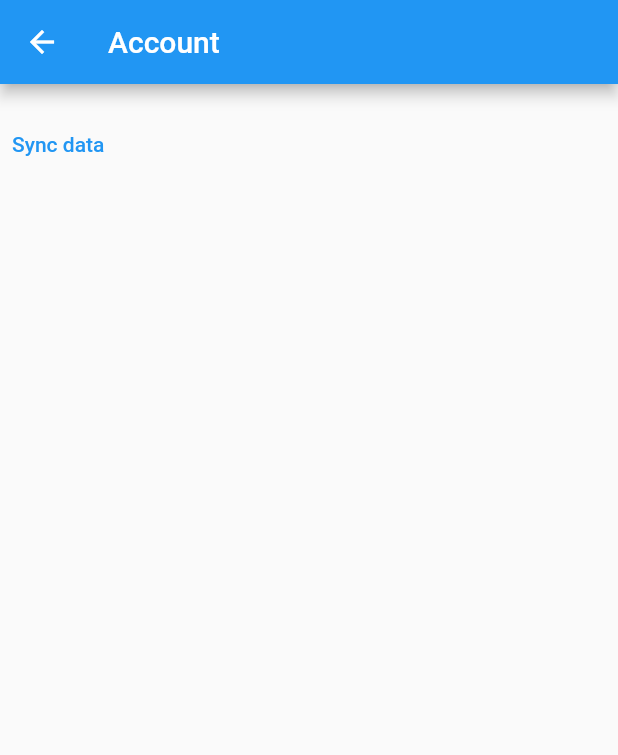
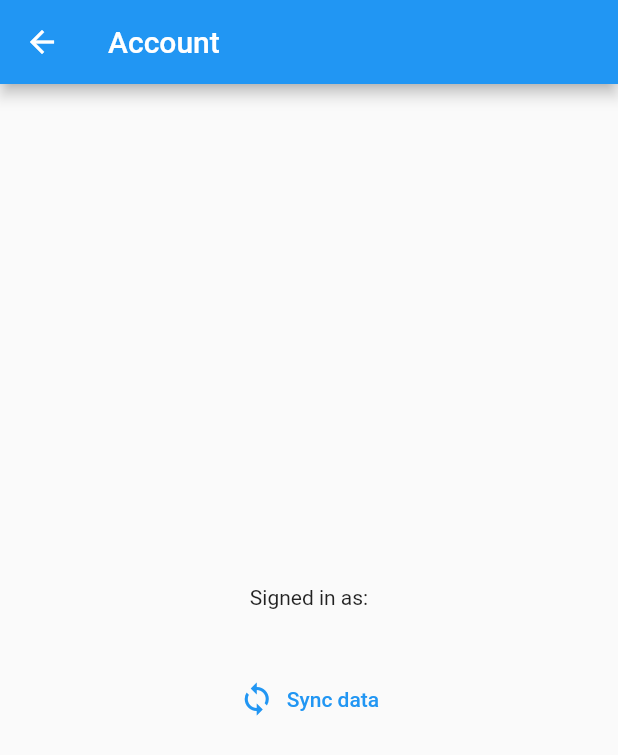
Before and after one commit to obywan/save_the_place2, a Flutter app: the AuthScreen screen opened by its route, after a tap on "Sync data", on a phone screen of 412 x 824 dp. Shown: the top 755 px of the screen. Run offline on Flutter 3.47's test engine with Material 2 defaults, Android fonts, the phone set to English and light mode, and no system bars; our stand-ins replace bloc, cloud_firestore, dotted_border, firebase_auth, firebase_core, flutter_bloc and 4 more; missing offline and left inert: cloud_firestore_web, firebase_auth_web, firebase_core_web, geolocator_web, google_sign_in_web, i69n and 2 more; accounts and stored records are empty.

Commit message:
firebase bloc, gradle update

```diff
--- /dev/null
+++ b/lib/bloc/firebase_sync/firebase_sync_bloc.dart
@@ -0,0 +1,43 @@
+import 'dart:convert';
+
+import 'package:bloc/bloc.dart';
+import 'package:cloud_firestore/cloud_firestore.dart';
+import 'package:firebase_auth/firebase_auth.dart';
+import 'package:meta/meta.dart';
+
+import '../../data/repositories/place_repository.dart';
+
+part 'firebase_sync_event.dart';
+part 'firebase_sync_state.dart';
+
+class FirebaseSyncBloc extends Bloc<FirebaseSyncEvent, FirebaseSyncState> {
+  final PlacesRepository _placesRepository;
+
+  FirebaseSyncBloc(this._placesRepository) : super(FirebaseSyncInitial()) {
+    on<FirebaseSyncEvent>((event, emit) {
+      on<SyncPlaces>(_syncPlaces);
+    });
+  }
+
+  Future<void> _syncPlaces(SyncPlaces event, Emitter<FirebaseSyncState> emit) async {
+    User? user = FirebaseAuth.instance.currentUser;
+    if (user == null) {
+      emit(FirebaseSyncError());
+      return;
+    }
+    emit(FirebaseSyncProgress());
+    final data = jsonEncode(await _placesRepository.getPlaces());
+
+    CollectionReference userPlaces = FirebaseFirestore.instance.collection('users_places');
+
+    try {
+      await userPlaces.doc(user.uid).set({'list': data}, SetOptions(merge: true));
+    } on Exception {
+      emit(FirebaseSyncError());
+      return;
+    }
+
+    // FirebaseFirestore.instance.collection('userdata').doc(user.uid).set(data)
+    emit(FirebaseSyncReady());
+  }
+}
--- /dev/null
+++ b/lib/bloc/firebase_sync/firebase_sync_event.dart
@@ -0,0 +1,6 @@
+part of 'firebase_sync_bloc.dart';
+
+@immutable
+abstract class FirebaseSyncEvent {}
+
+class SyncPlaces extends FirebaseSyncEvent {}
--- /dev/null
+++ b/lib/bloc/firebase_sync/firebase_sync_state.dart
@@ -0,0 +1,12 @@
+part of 'firebase_sync_bloc.dart';
+
+@immutable
+abstract class FirebaseSyncState {}
+
+class FirebaseSyncInitial extends FirebaseSyncState {}
+
+class FirebaseSyncProgress extends FirebaseSyncState {}
+
+class FirebaseSyncReady extends FirebaseSyncState {}
+
+class FirebaseSyncError extends FirebaseSyncState {}
--- a/lib/helpers/firebase_sync_helper.dart
+++ b/lib/helpers/firebase_sync_helper.dart
@@ -3,6 +3,7 @@ import 'dart:convert';
 import 'package:cloud_firestore/cloud_firestore.dart';
 import 'package:firebase_auth/firebase_auth.dart';
 import 'package:flutter/foundation.dart';
+import 'package:google_sign_in/google_sign_in.dart';
 import 'package:save_the_place/data/repositories/place_repository.dart';
 
 class FirebaseSyncHelper {
--- a/lib/main.dart
+++ b/lib/main.dart
@@ -2,6 +2,7 @@ import 'package:firebase_core/firebase_core.dart';
 import 'package:flutter/material.dart';
 import 'package:flutter_bloc/flutter_bloc.dart';
 import 'package:flutter_localizations/flutter_localizations.dart';
+import 'package:save_the_place/bloc/firebase_sync/firebase_sync_bloc.dart';
 
 import 'bloc/places/places_bloc.dart';
 import 'data/repositories/local_places_repository.dart';
@@ -18,9 +19,11 @@ void main() async {
 class MyApp extends StatelessWidget {
   @override
   Widget build(BuildContext context) {
+    LocalPlacesRepository lpr = LocalPlacesRepository();
     return MultiBlocProvider(
       providers: [
-        BlocProvider<PlacesBloc>(create: (context) => PlacesBloc(LocalPlacesRepository())),
+        BlocProvider<PlacesBloc>(create: (context) => PlacesBloc(lpr)),
+        BlocProvider<FirebaseSyncBloc>(create: (context) => FirebaseSyncBloc(lpr)),
       ],
       child: MaterialApp(
         title: 'SaveThePlace',
--- a/lib/ui/screens/auth_screen.dart
+++ b/lib/ui/screens/auth_screen.dart
@@ -1,9 +1,11 @@
 import 'package:firebase_auth/firebase_auth.dart';
 import 'package:flutter/material.dart';
+import 'package:flutter_bloc/flutter_bloc.dart';
 import 'package:google_sign_in/google_sign_in.dart';
-import 'package:save_the_place/data/repositories/local_places_repository.dart';
-import 'package:save_the_place/data/repositories/place_repository.dart';
-import 'package:save_the_place/helpers/firebase_sync_helper.dart';
+import 'package:save_the_place/bloc/firebase_sync/firebase_sync_bloc.dart';
+
+import '../../data/repositories/local_places_repository.dart';
+import '../../helpers/firebase_sync_helper.dart';
 
 class AuthScreen extends StatelessWidget {
   static const String route = '/auth_screen';
@@ -12,36 +14,46 @@ class AuthScreen extends StatelessWidget {
   @override
   Widget build(BuildContext context) {
     FirebaseAuth auth = FirebaseAuth.instance;
+    // FirebaseSyncHelper firebaseSyncHelper = FirebaseSyncHelper(LocalPlacesRepository());
     return Scaffold(
       appBar: AppBar(
         title: Text('Account'),
       ),
-      body: auth.currentUser != null ? _userDetails() : _getButton(),
+      body: Center(
+        child: auth.currentUser != null ? _userDetails(context) : _getButton(),
+      ),
     );
   }
 
-  Widget _userDetails() {
-    PlacesRepository pr = LocalPlacesRepository();
-    FirebaseSyncHelper firebaseSyncHelper = FirebaseSyncHelper(pr);
+  Widget _userDetails(BuildContext context) {
     return Column(
+      crossAxisAlignment: CrossAxisAlignment.center,
+      mainAxisAlignment: MainAxisAlignment.center,
       children: [
-        Text(FirebaseAuth.instance.currentUser!.displayName ?? 'unknown'),
-        TextButton(
-            onPressed: () {
-              firebaseSyncHelper.sync();
-            },
-            child: Text('Sync data')),
+        Text('Signed in as:'),
+        SizedBox(height: 8),
+        Text(
+          FirebaseAuth.instance.currentUser!.displayName ?? 'unknown',
+          style: Theme.of(context).textTheme.headline5,
+        ),
+        TextButton.icon(
+          onPressed: () {
+            BlocProvider.of<FirebaseSyncBloc>(context, listen: false).add(SyncPlaces());
+          },
+          label: Text('Sync data'),
+          icon: Icon(Icons.sync),
+        ),
       ],
     );
   }
 
   Widget _getButton() {
     return Center(
-      child: TextButton.icon(onPressed: () => _signInWithGoogle(), icon: Icon(Icons.account_circle), label: Text('Sing in')),
+      child: TextButton.icon(onPressed: () => signInWithGoogle(), icon: Icon(Icons.account_circle), label: Text('Sing in')),
     );
   }
 
-  Future _signInWithGoogle() async {
+  Future signInWithGoogle() async {
     // Trigger the authentication flow
     final GoogleSignInAccount? googleUser = await GoogleSignIn().signIn();
     if (googleUser == null) return null;
```
Also changed, not shown: 2 other files.
